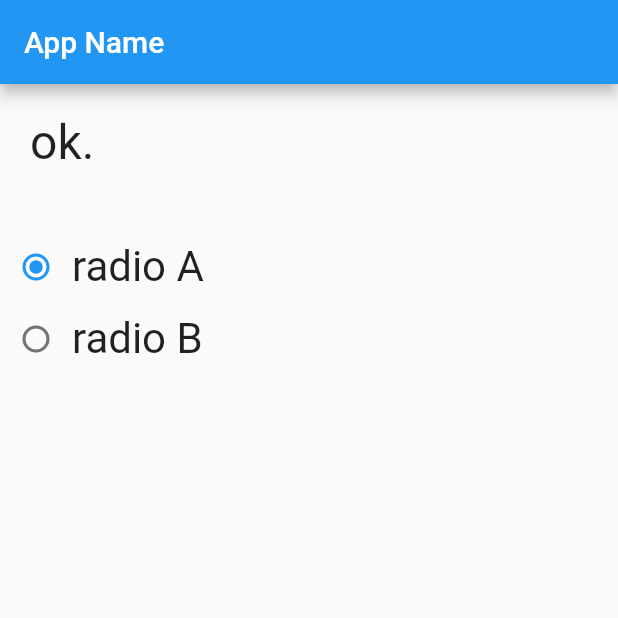
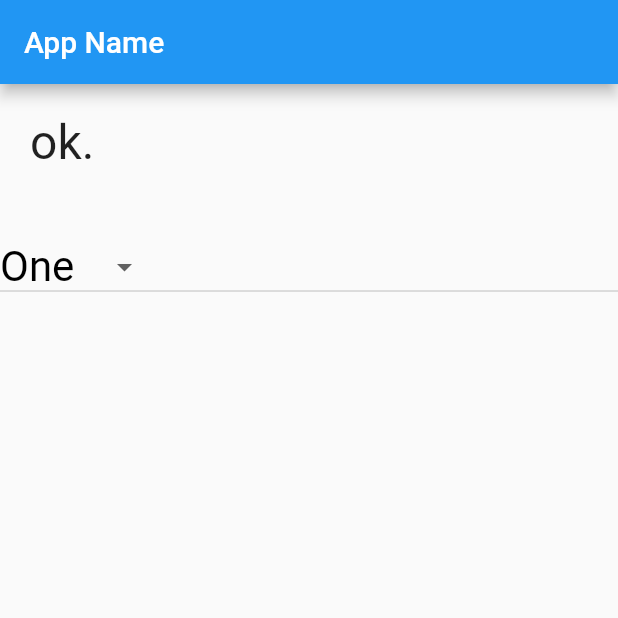
Before and after one commit to uni51/flutter_tsuyano_app_01, a Flutter app: the screen it shows after launch, on a phone screen of 412 x 824 dp, the top half of it. Run offline on Flutter 3.47's test engine with Material 2 defaults, Android fonts, the phone set to English and light mode, and no system bars.

Commit message:
3-2-6 DropdownButton

```diff
--- a/lib/main.dart
+++ b/lib/main.dart
@@ -28,7 +28,7 @@ class MyHomePage extends StatefulWidget {
 
 class _MyHomePageState extends State<MyHomePage> {
   static var _message = 'ok.';
-  static var _selected = 'A';
+  static var _selected = 'One';
 
   @override
   Widget build(BuildContext context) {
@@ -57,44 +57,22 @@ class _MyHomePageState extends State<MyHomePage> {
               padding: EdgeInsets.all(10.0),
             ),
 
-            Row(
-                mainAxisAlignment: MainAxisAlignment.start,
-                mainAxisSize: MainAxisSize.max,
-                crossAxisAlignment: CrossAxisAlignment.center,
-                children: <Widget>[
+            DropdownButton<String>(
+              onChanged: popupSelected,
+              value: _selected,
+              style: const TextStyle(color:Colors.black,
+                  fontSize:28.0,
+                  fontWeight: FontWeight.w400,
+                  fontFamily: 'Roboto'),
 
-                  Radio<String>(
-                    value: 'A',
-                    groupValue: _selected,
-                    onChanged: checkChanged,
-                  ),
-                  const Text(
-                    "radio A",
-                    style: TextStyle(fontSize:28.0,
-                        fontWeight: FontWeight.w400,
-                        fontFamily: "Roboto"),
-                  )
-                ]
-            ),
-
-            Row(
-                mainAxisAlignment: MainAxisAlignment.start,
-                mainAxisSize: MainAxisSize.max,
-                crossAxisAlignment: CrossAxisAlignment.center,
-                children: <Widget>[
-
-                  Radio<String>(
-                    value: 'B',
-                    groupValue: _selected,
-                    onChanged: checkChanged,
-                  ),
-                  const Text(
-                    "radio B",
-                    style: TextStyle(fontSize:28.0,
-                        fontWeight: FontWeight.w400,
-                        fontFamily: "Roboto"),
-                  )
-                ]
+              items: const <DropdownMenuItem<String>>[
+                DropdownMenuItem<String>(value: 'One',
+                    child: Text('One')),
+                DropdownMenuItem<String>(value: 'Two',
+                    child: Text('Two')),
+                DropdownMenuItem<String>(value: 'Three',
+                    child: Text('Three')),
+              ],
             ),
           ],
         ),
@@ -102,9 +80,9 @@ class _MyHomePageState extends State<MyHomePage> {
     );
   }
 
-  void checkChanged(String? value){
+  void popupSelected(String? value){
     setState(() {
-      _selected = value ?? 'nodata';
+      _selected = value ?? 'not selected...';
       _message = 'select: $_selected';
     });
   }
```
